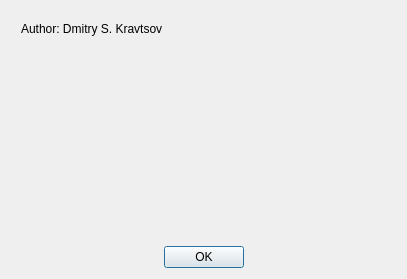
Qt form src/designer/about_dialog.ui (idkravitz/grant-diagram) before a commit.
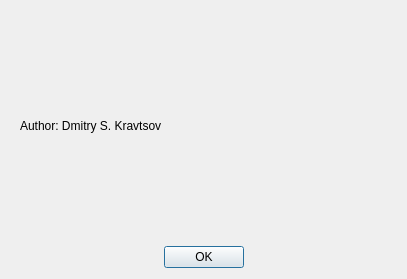
The same form after that commit.

The edit to the form file:
```diff
--- a/src/designer/about_dialog.ui
+++ b/src/designer/about_dialog.ui
@@ -16,19 +16,15 @@
   <layout class="QVBoxLayout" name="verticalLayout">
    <item>
     <widget class="QWidget" name="widget" native="true">
+     <layout class="QVBoxLayout" name="verticalLayout_2">
+      <item>
      <widget class="QLabel" name="label">
-      <property name="geometry">
-       <rect>
-        <x>10</x>
-        <y>10</y>
-        <width>171</width>
-        <height>16</height>
-       </rect>
-      </property>
       <property name="text">
        <string>Author: Dmitry S. Kravtsov</string>
       </property>
      </widget>
+      </item>
+     </layout>
     </widget>
    </item>
    <item>
```
Lines whose indentation alone changed are shown as unchanged.
